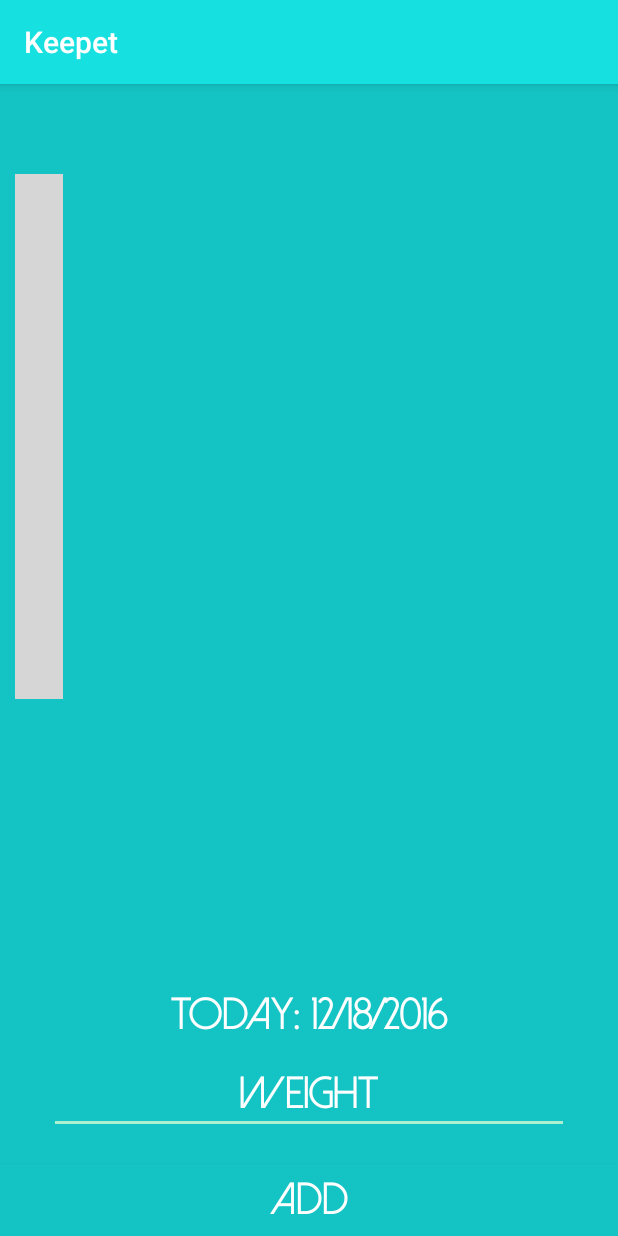
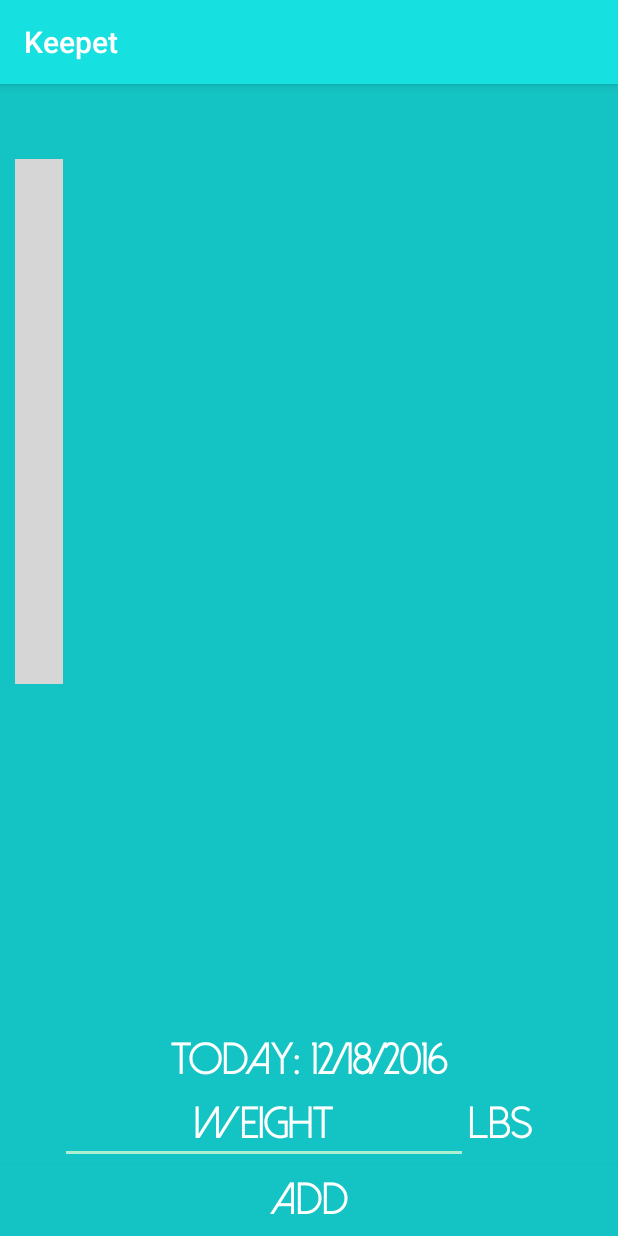
Before and after one commit to joannasaerom/Keepet, an Android app: the WeightActivity screen opened directly, with no data from a screen before it, on a phone screen of 412 x 824 dp. Run offline under Robolectric (Android 15) with nearby library versions, the phone set to English and light mode, and no system bars; our stand-ins replace ButterKnife, Firebase (no records; nobody signed in at launch, a user with empty details on screens opened directly); libraries missing offline, so code that uses them is left out: com.jjoe64.graphview, org.parceler; plain views replace GraphView; 5 statements that could not run were skipped; grey boxes are pictures that could not be loaded.

Commit message:
Add lbs label to weight activity

```diff
--- a/app/src/main/java/com/epicodus/pettracker/ui/WeightActivity.java
+++ b/app/src/main/java/com/epicodus/pettracker/ui/WeightActivity.java
@@ -1,12 +1,15 @@
 package com.epicodus.pettracker.ui;
 
+import android.content.res.Resources;
 import android.graphics.Color;
 import android.graphics.Typeface;
 import android.support.v7.app.AppCompatActivity;
 import android.os.Bundle;
 import android.view.View;
+import android.widget.ArrayAdapter;
 import android.widget.Button;
 import android.widget.EditText;
+import android.widget.Spinner;
 import android.widget.TextView;
 import android.widget.Toast;
 
@@ -40,10 +43,13 @@ public class WeightActivity extends AppCompatActivity implements View.OnClickLis
     @Bind(R.id.todayDate) TextView mTodayDate;
     @Bind(R.id.weight) EditText mWeight;
     @Bind(R.id.button) Button mWeightButton;
+//    @Bind(R.id.spinner) Spinner mWeightTypeSpinner;
+    @Bind(R.id.lbs) TextView mLbs;
 
     private Pet mPet;
     private GraphView graphView;
     private LineGraphSeries<DataPoint> series;
+//    private String[] weightType;
 
     @Override
     protected void onCreate(Bundle savedInstanceState) {
@@ -58,6 +64,7 @@ public class WeightActivity extends AppCompatActivity implements View.OnClickLis
         mTodayDate.setTypeface(rampung);
         mWeight.setTypeface(rampung);
         mWeightButton.setTypeface(rampung);
+        mLbs.setTypeface(rampung);
 
         graphView = (GraphView) findViewById(R.id.graph);
         series = new LineGraphSeries<DataPoint>();
@@ -106,6 +113,11 @@ public class WeightActivity extends AppCompatActivity implements View.OnClickLis
         mTodayDate.setText("Today: " + df.format(today));
         mWeightButton.setOnClickListener(this);
 
+//        Resources res = getResources();
+//        weightType = res.getStringArray(R.array.weight);
+//        ArrayAdapter<String> mAdapter = new ArrayAdapter<String>(WeightActivity.this, android.R.layout.simple_spinner_item, weightType);
+//        mWeightTypeSpinner.setAdapter(mAdapter);
+
     }
     @Override
     public void onClick(View v){
--- a/app/src/main/res/layout/activity_weight.xml
+++ b/app/src/main/res/layout/activity_weight.xml
@@ -13,25 +13,53 @@
         android:id="@+id/graph"
         android:layout_marginLeft="10dp"
         android:layout_marginRight="10dp"
-        android:layout_marginTop="60dp"
-        android:layout_alignParentTop="true"
-        android:layout_alignParentStart="true" />
+        android:layout_marginTop="50dp" />
+
+    <TextView
+        android:layout_width="match_parent"
+        android:layout_height="wrap_content"
+        android:ems="10"
+        android:layout_above="@+id/editTextLayout"
+        android:textSize="30sp"
+        android:textAlignment="center"
+        android:textColor="@color/colorText"
+        android:id="@+id/todayDate" />
+
+    <LinearLayout
+        android:layout_width="match_parent"
+        android:layout_height="wrap_content"
+        android:id="@+id/editTextLayout"
+        android:layout_above="@+id/button">
 
     <EditText
         android:layout_width="wrap_content"
         android:layout_height="wrap_content"
         android:inputType="numberDecimal"
-        android:ems="10"
         android:textColorHint="@color/colorText"
         android:hint="Weight"
+        android:layout_weight="0.6"
+        android:layout_marginLeft="40dp"
         android:textAlignment="center"
-        android:textSize="30dp"
-        android:layout_centerHorizontal="true"
-        android:layout_marginBottom="20dp"
-        android:layout_above="@+id/button"
+        android:textSize="30sp"
         android:textColor="@color/colorText"
         android:id="@+id/weight" />
 
+    <!--<Spinner-->
+        <!--android:layout_width="wrap_content"-->
+        <!--android:layout_height="wrap_content"-->
+        <!--android:id="@+id/spinner"-->
+        <!--android:background="@color/colorBackground"-->
+        <!--android:layout_weight="0.5"/>-->
+        <TextView
+            android:layout_width="wrap_content"
+            android:layout_height="wrap_content"
+            android:text="lbs"
+            android:id="@+id/lbs"
+            android:layout_weight="0.2"
+            android:textColor="@color/colorText"
+            android:textSize="30sp"/>
+
+    </LinearLayout>
     <Button
         android:text="Add"
         android:layout_width="match_parent"
@@ -40,19 +68,6 @@
         android:textSize="30dp"
         android:background="@color/colorBackground"
         android:textColor="@color/colorText"
-        android:layout_alignParentBottom="true"
-        android:layout_centerHorizontal="true" />
-
-    <TextView
-        android:layout_width="wrap_content"
-        android:layout_height="wrap_content"
-        android:ems="10"
-        android:textSize="30dp"
-        android:textAlignment="center"
-        android:textColor="@color/colorText"
-        android:id="@+id/todayDate"
-        android:layout_marginBottom="10dp"
-        android:layout_above="@+id/weight"
-        android:layout_centerHorizontal="true" />
+        android:layout_alignParentBottom="true"/>
 
 </RelativeLayout>
--- a/app/src/main/res/values/strings.xml
+++ b/app/src/main/res/values/strings.xml
@@ -2,6 +2,8 @@
     <string name="app_name">Keepet</string>
     <string name="title_activity_medication">MedicationActivity</string>
 
-    <!-- TODO: Remove or change this placeholder text -->
-    <string name="hello_blank_fragment">Hello blank fragment</string>
+    <string-array name="weight">
+        <item>lb</item>
+        <item>kg</item>
+    </string-array>
 </resources>
```
